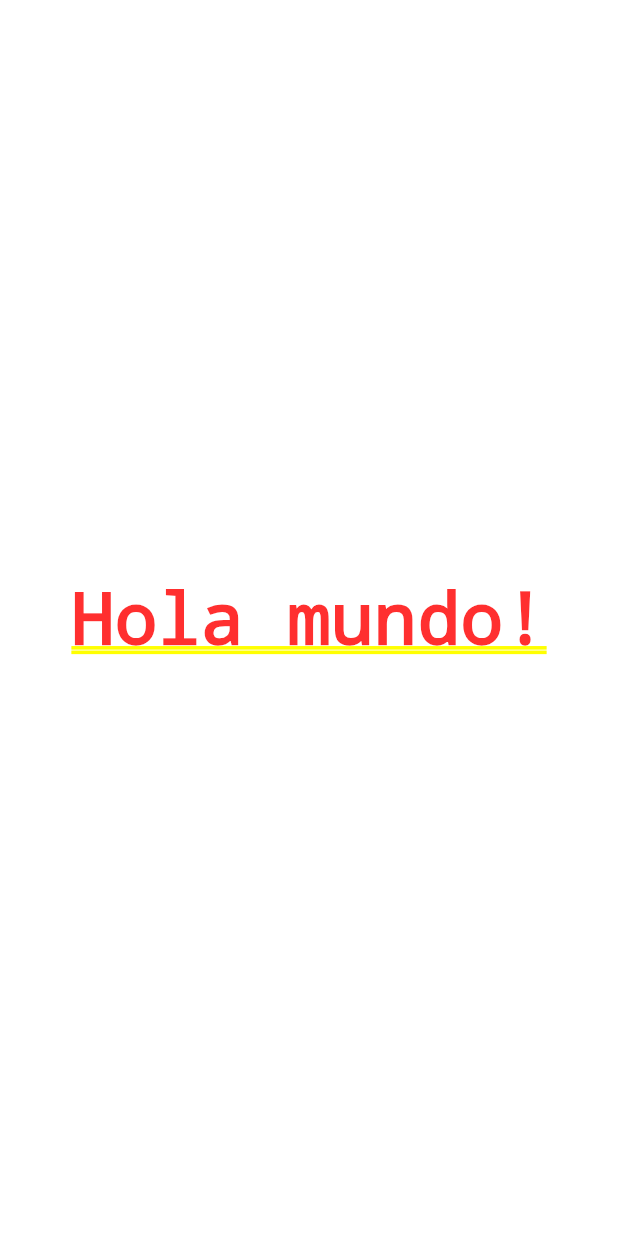
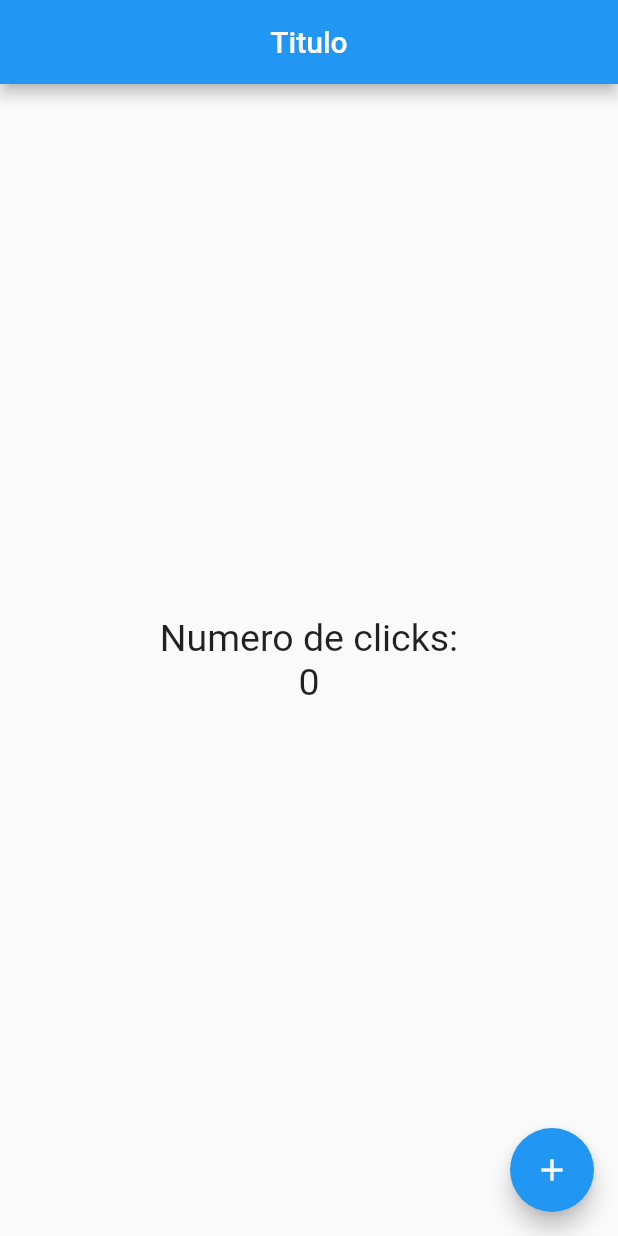
Before and after one commit to AlexDomm2020/contador, a Flutter app: the screen it shows after launch, on a phone screen of 412 x 824 dp. Run offline on Flutter 3.47's test engine with Material 2 defaults, Android fonts, the phone set to English and light mode, and no system bars.

Commit message:
Se añadio el contador a la aplicacion

```diff
--- a/lib/src/app.dart
+++ b/lib/src/app.dart
@@ -1,11 +1,16 @@
+import 'package:contador/src/pages/contador_page.dart';
 import 'package:flutter/material.dart';
+
+//import 'package:contador/src/pages/home_page.dart';
 
 class MyApp extends StatelessWidget {
   @override
   Widget build(context) {
     return MaterialApp(
+        debugShowCheckedModeBanner: false,
         home: Center(
-      child: Text('Hola mundo!'),
-    ));
+          //child: HomePage(),
+          child: ContadorPage(),
+        ));
   }
 }
--- /dev/null
+++ b/lib/src/pages/contador_page.dart
@@ -0,0 +1,45 @@
+import 'package:flutter/material.dart';
+
+class ContadorPage extends StatefulWidget {
+  @override
+  createState() {
+    return _ContadorPageState();
+  }
+}
+
+class _ContadorPageState extends State<ContadorPage> {
+  final _estiloTexto = new TextStyle(fontSize: 25);
+
+  int _conteo = 0;
+
+  @override
+  Widget build(BuildContext context) {
+    return Scaffold(
+      appBar: AppBar(
+        title: Text('Titulo'),
+        centerTitle: true,
+      ),
+      body: Center(
+        child: Column(
+          mainAxisAlignment: MainAxisAlignment.center,
+          children: <Widget>[
+            Text(
+              'Numero de clicks:',
+              style: _estiloTexto,
+            ),
+            Text('$_conteo', style: _estiloTexto)
+          ],
+        ),
+      ),
+      floatingActionButton: FloatingActionButton(
+        child: Icon(Icons.add),
+        onPressed: () {
+          //print('Hola mundo');
+          _conteo++;
+
+          setState(() {});
+        },
+      ),
+    );
+  }
+}
```
Also changed, not shown: lib/src/pages/home_page.dart (added, +36 -0 lines).
